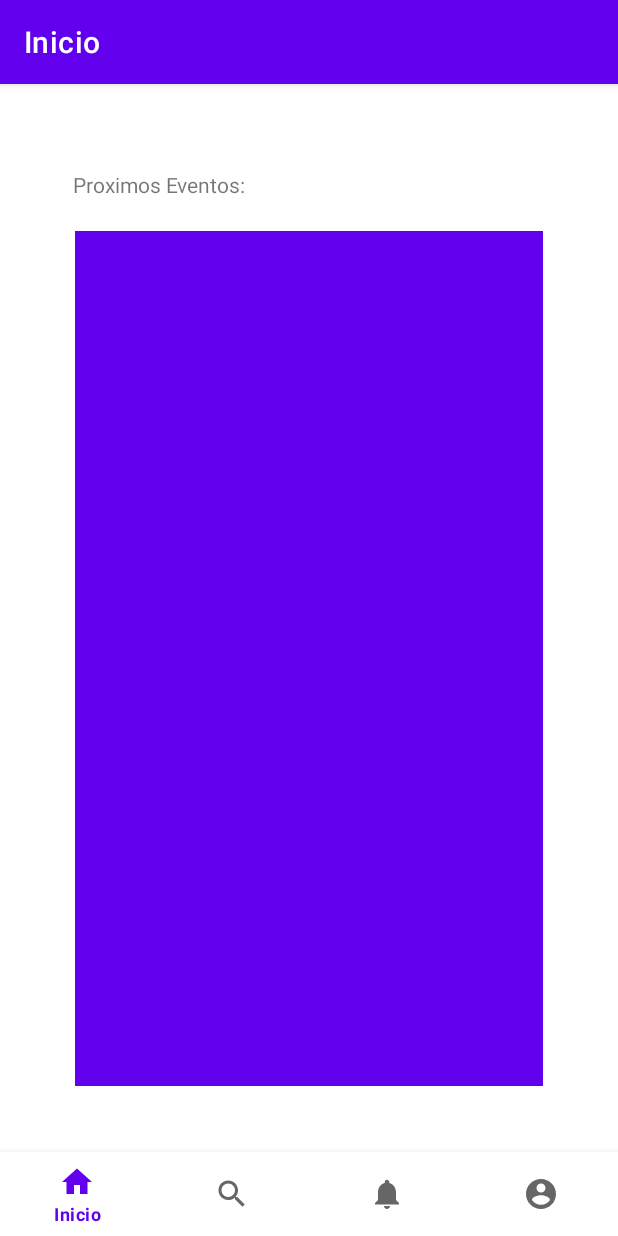
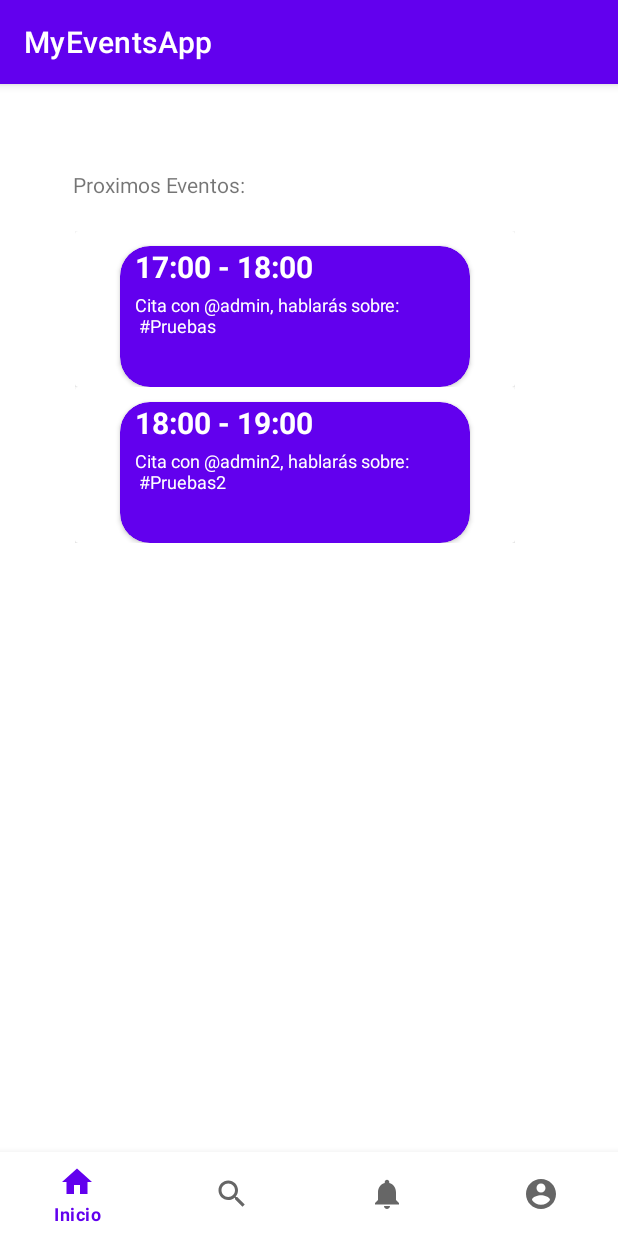
Before and after one commit to MarioParrilla/AppEventos, an Android app: the MainActivity screen opened directly, with no data from a screen before it, on a phone screen of 412 x 824 dp. Run offline under Robolectric (Android 15) with nearby library versions, the phone set to English and light mode, and no system bars; our stand-ins replace navigation-ui.

Commit message:
Ventana proximosEventos con bug agregada

```diff
--- /dev/null
+++ b/app/src/main/java/com/marioparrillamaroto/myeventsapp/AdaptadorProxmioEvento.java
@@ -0,0 +1,82 @@
+package com.marioparrillamaroto.myeventsapp;
+
+import androidx.annotation.NonNull;
+import androidx.recyclerview.widget.RecyclerView;
+import android.view.LayoutInflater;
+import android.view.View;
+import android.view.ViewGroup;
+import android.widget.ImageView;
+import android.widget.TextView;
+
+import com.marioparrillamaroto.myeventsapp.ProximoEvento;
+
+import java.util.ArrayList;
+
+class AdaptadorProxmioEvento
+        extends RecyclerView.Adapter<AdaptadorProxmioEvento.ProximoEventoViewHolder>
+        implements View.OnClickListener {
+
+    private View.OnClickListener listener;
+    private ArrayList<ProximoEvento> datos;
+
+    public static class ProximoEventoViewHolder
+            extends RecyclerView.ViewHolder {
+
+        private TextView txtMensaje;
+        private TextView txtHorario;
+        private ImageView iconUser;
+
+        public ProximoEventoViewHolder(View itemView) {
+            super(itemView);
+
+            txtHorario = (TextView)itemView.findViewById(R.id.horario);
+            txtMensaje = (TextView)itemView.findViewById(R.id.mensaje);
+
+        }
+
+        public void bindTitular(ProximoEvento e) {
+            txtHorario.setText(e.getHoraInicio()+" - "+e.getHoraFinal());
+            txtMensaje.setText("Cita con "+e.getUsuarioCitado()+", hablarás sobre: \n #"+e.getTema());
+        }
+    }
+
+    public AdaptadorProxmioEvento(ArrayList<ProximoEvento> datos) {
+        this.datos = datos;
+    }
+
+    @Override
+    public ProximoEventoViewHolder onCreateViewHolder(ViewGroup viewGroup, int viewType) {
+        View itemView = LayoutInflater.from(viewGroup.getContext())
+                .inflate(R.layout.tarjeta_evento, viewGroup, false);
+
+        itemView.setOnClickListener(this);
+        //android:background="?android:attr/selectableItemBackground"
+
+        ProximoEventoViewHolder tvh = new ProximoEventoViewHolder(itemView);
+
+        return tvh;
+    }
+
+
+    @Override
+    public void onBindViewHolder(ProximoEventoViewHolder viewHolder, int pos) {
+        ProximoEvento item = datos.get(pos);
+
+        viewHolder.bindTitular(item);
+    }
+
+    @Override
+    public int getItemCount() {
+        return datos.size();
+    }
+
+    public void setOnClickListener(View.OnClickListener listener) {
+        this.listener = listener;
+    }
+
+    @Override
+    public void onClick(View view) {
+        if(listener != null)
+            listener.onClick(view);
+    }
+}
--- a/app/src/main/java/com/marioparrillamaroto/myeventsapp/LoginActivity.java
+++ b/app/src/main/java/com/marioparrillamaroto/myeventsapp/LoginActivity.java
@@ -22,9 +22,6 @@ public class LoginActivity extends AppCompatActivity {
 
         username = (EditText) findViewById(R.id.txtUsername);
         password = (EditText) findViewById(R.id.txtPass);
-        guardarSesion = (CheckBox) findViewById(R.id.cbxRecordarSesion);
-        recordarPass = (TextView) findViewById(R.id.lblRecordarPass);
-
     }
 
     public void login(View view) {
--- a/app/src/main/java/com/marioparrillamaroto/myeventsapp/MainActivity.java
+++ b/app/src/main/java/com/marioparrillamaroto/myeventsapp/MainActivity.java
@@ -1,21 +1,26 @@
 package com.marioparrillamaroto.myeventsapp;
 
 import android.os.Bundle;
+import android.view.Menu;
+import android.view.MenuItem;
 
 import com.google.android.material.bottomnavigation.BottomNavigationView;
 
+import androidx.annotation.NonNull;
 import androidx.appcompat.app.AppCompatActivity;
+import androidx.constraintlayout.widget.ConstraintLayout;
+import androidx.core.view.MenuItemCompat;
 import androidx.navigation.NavController;
 import androidx.navigation.Navigation;
 import androidx.navigation.ui.AppBarConfiguration;
 import androidx.navigation.ui.NavigationUI;
+import androidx.recyclerview.widget.LinearLayoutManager;
 import androidx.recyclerview.widget.RecyclerView;
 
-import com.marioparrillamaroto.myeventsapp.databinding.ActivityMainBinding;
+import java.util.ArrayList;
 
 public class MainActivity extends AppCompatActivity {
 
-    private ActivityMainBinding binding;
     private RecyclerView recView;
     @Override
     protected void onCreate(Bundle savedInstanceState) {
@@ -23,18 +28,27 @@ public class MainActivity extends AppCompatActivity {
 
         setContentView(R.layout.activity_main);
 
+        ArrayList<ProximoEvento> datos = new ArrayList<ProximoEvento>();
+        datos.add(new ProximoEvento("17:00","18:00","@admin","Pruebas"));
+        datos.add(new ProximoEvento("18:00","19:00","@admin2","Pruebas2"));
+
+
+        AdaptadorProxmioEvento adapterData = new AdaptadorProxmioEvento(datos);
+        LinearLayoutManager lym = new LinearLayoutManager(this);
+        lym.setOrientation(LinearLayoutManager.VERTICAL);
         recView = (RecyclerView) findViewById(R.id.recViewEventosProximos);
         recView.setHasFixedSize(true);
+        recView.setLayoutManager(lym);
+        recView.setAdapter(adapterData);
 
         BottomNavigationView navView = findViewById(R.id.nav_view);
         // Passing each menu ID as a set of Ids because each
         // menu should be considered as top level destinations.
         AppBarConfiguration appBarConfiguration = new AppBarConfiguration.Builder(
-                R.id.navigation_home, R.id.navigation_buscar, R.id.navigation_notifications, R.id.navigation_perfil)
+                R.id.icon_home, R.id.icon_buscar, R.id.icon_notifications, R.id.icon_perfil)
                 .build();
-        NavController navController = Navigation.findNavController(this, R.id.nav_host_fragment_activity_main);
+        NavController navController = Navigation.findNavController(this, R.id.navContainer);
         NavigationUI.setupActionBarWithNavController(this, navController, appBarConfiguration);
         NavigationUI.setupWithNavController(navView, navController);
     }
-
 }
--- /dev/null
+++ b/app/src/main/java/com/marioparrillamaroto/myeventsapp/ProximoEvento.java
@@ -0,0 +1,44 @@
+package com.marioparrillamaroto.myeventsapp;
+
+public class ProximoEvento {
+    private String horaInicio, horaFinal, usuarioCitado, tema;
+
+    public ProximoEvento(String horaInicio, String horaFinal, String usuarioCitado, String tema) {
+        this.horaInicio = horaInicio;
+        this.horaFinal = horaFinal;
+        this.usuarioCitado = usuarioCitado;
+        this.tema = tema;
+    }
+
+    public String getHoraInicio() {
+        return horaInicio;
+    }
+
+    public void setHoraInicio(String horaInicio) {
+        this.horaInicio = horaInicio;
+    }
+
+    public String getHoraFinal() {
+        return horaFinal;
+    }
+
+    public void setHoraFinal(String horaFinal) {
+        this.horaFinal = horaFinal;
+    }
+
+    public String getUsuarioCitado() {
+        return usuarioCitado;
+    }
+
+    public void setUsuarioCitado(String usuarioCitado) {
+        this.usuarioCitado = usuarioCitado;
+    }
+
+    public String getTema() {
+        return tema;
+    }
+
+    public void setTema(String tema) {
+        this.tema = tema;
+    }
+}
--- a/app/src/main/res/layout/activity_main.xml
+++ b/app/src/main/res/layout/activity_main.xml
@@ -19,7 +19,7 @@
         app:menu="@menu/bottom_nav_menu" />
 
     <fragment
-        android:id="@+id/nav_host_fragment_activity_main"
+        android:id="@+id/navContainer"
         android:name="androidx.navigation.fragment.NavHostFragment"
         android:layout_width="match_parent"
         android:layout_height="match_parent"
@@ -29,6 +29,7 @@
         app:layout_constraintLeft_toLeftOf="parent"
         app:layout_constraintRight_toRightOf="parent"
         app:layout_constraintTop_toTopOf="parent"
+        app:layout_constraintVertical_bias="1.0"
         app:navGraph="@navigation/mobile_navigation" />
 
 </androidx.constraintlayout.widget.ConstraintLayout>
--- a/app/src/main/res/layout/fragment_home.xml
+++ b/app/src/main/res/layout/fragment_home.xml
@@ -27,7 +27,6 @@
         android:layout_marginTop="20dp"
         android:layout_marginEnd="50dp"
         android:layout_marginBottom="100dp"
-        android:background="@color/purple_500"
         app:layout_constraintBottom_toBottomOf="parent"
         app:layout_constraintEnd_toEndOf="parent"
         app:layout_constraintStart_toStartOf="parent"
--- a/app/src/main/res/layout/tarjeta_evento.xml
+++ b/app/src/main/res/layout/tarjeta_evento.xml
@@ -1,76 +1,68 @@
 <?xml version="1.0" encoding="utf-8"?>
-<androidx.constraintlayout.widget.ConstraintLayout xmlns:android="http://schemas.android.com/apk/res/android"
+<LinearLayout xmlns:android="http://schemas.android.com/apk/res/android"
     xmlns:app="http://schemas.android.com/apk/res-auto"
     xmlns:tools="http://schemas.android.com/tools"
+    android:layout_width="293dp"
+    android:layout_height="wrap_content"
+    android:orientation="vertical">
+
+    <androidx.cardview.widget.CardView
         android:layout_width="match_parent"
         android:layout_height="match_parent">
 
+        <androidx.constraintlayout.widget.ConstraintLayout
+            android:layout_width="match_parent"
+            android:layout_height="104dp">
+
             <androidx.cardview.widget.CardView
-        android:layout_width="0dp"
-        android:layout_height="0dp"
-        android:layout_marginStart="20dp"
-        android:layout_marginEnd="20dp"
-        android:layout_marginBottom="550dp"
+                android:layout_width="match_parent"
+                android:layout_height="match_parent"
+                android:layout_marginStart="30dp"
+                android:layout_marginTop="10dp"
+                android:layout_marginEnd="30dp"
+                app:cardBackgroundColor="@color/purple_500"
+                app:cardCornerRadius="20dp"
                 app:layout_constraintBottom_toBottomOf="parent"
                 app:layout_constraintEnd_toEndOf="parent"
-        app:layout_constraintHorizontal_bias="1.0"
                 app:layout_constraintStart_toStartOf="parent"
-        app:layout_constraintTop_toTopOf="parent"
-        app:layout_constraintVertical_bias="0.0">
+                app:layout_constraintTop_toTopOf="parent">
 
                 <androidx.constraintlayout.widget.ConstraintLayout
                     android:layout_width="match_parent"
-            android:layout_height="match_parent">
+                    android:layout_height="104dp">
 
-            <ImageView
-                android:id="@+id/imageView"
-                android:layout_width="50dp"
-                android:layout_height="0dp"
-                android:layout_marginStart="700dp"
-                android:layout_marginTop="100dp"
-                android:cropToPadding="false"
-                android:scaleX="1"
-                android:scaleY="1"
-                app:layout_constraintBottom_toBottomOf="parent"
-                app:layout_constraintEnd_toStartOf="@+id/horario"
-                app:layout_constraintHorizontal_bias="0.538"
+                    <TextView
+                        android:id="@+id/horario"
+                        android:layout_width="match_parent"
+                        android:layout_height="wrap_content"
+                        android:layout_marginStart="10dp"
+                        android:text="@string/app_name"
+                        android:textColor="@color/white"
+                        android:textSize="20sp"
+                        android:textStyle="bold"
+                        app:layout_constraintEnd_toEndOf="parent"
                         app:layout_constraintStart_toStartOf="parent"
-                app:layout_constraintTop_toTopOf="parent"
-                app:layout_constraintVertical_bias="1.0"
-                tools:srcCompat="@tools:sample/avatars" />
+                        app:layout_constraintTop_toTopOf="parent" />
 
                     <TextView
                         android:id="@+id/mensaje"
-                android:layout_width="0dp"
+                        android:layout_width="match_parent"
                         android:layout_height="wrap_content"
-                android:layout_marginStart="20dp"
-                android:layout_marginTop="70dp"
-                android:layout_marginEnd="83dp"
-                android:text="Cita con @username, hablarás sobre: \n #temasDelEvento"
-                android:textSize="16sp"
-                app:layout_constraintBottom_toTopOf="@+id/horario"
+                        android:layout_marginStart="10dp"
+                        android:layout_marginTop="3dp"
+                        android:text="@string/app_name"
+                        android:textColor="@color/white"
+                        android:textSize="12sp"
+                        android:textStyle="normal"
                         app:layout_constraintEnd_toEndOf="parent"
                         app:layout_constraintHorizontal_bias="0.0"
                         app:layout_constraintStart_toStartOf="parent"
-                app:layout_constraintTop_toBottomOf="@+id/horario"
-                app:layout_constraintVertical_bias="0.41" />
+                        app:layout_constraintTop_toBottomOf="@+id/horario" />
 
-            <TextView
-                android:id="@+id/horario"
-                android:layout_width="wrap_content"
-                android:layout_height="wrap_content"
-                android:layout_marginEnd="230dp"
-                android:layout_marginBottom="120dp"
-                android:text="17:00 - 19:00"
-                android:textSize="20sp"
-                android:textStyle="bold"
-                app:layout_constraintBottom_toBottomOf="parent"
-                app:layout_constraintEnd_toEndOf="parent"
-                app:layout_constraintHorizontal_bias="0.85"
-                app:layout_constraintStart_toStartOf="parent"
-                app:layout_constraintTop_toTopOf="parent"
-                app:layout_constraintVertical_bias="0.583" />
                 </androidx.constraintlayout.widget.ConstraintLayout>
             </androidx.cardview.widget.CardView>
+        </androidx.constraintlayout.widget.ConstraintLayout>
 
-</androidx.constraintlayout.widget.ConstraintLayout>
+    </androidx.cardview.widget.CardView>
+
+</LinearLayout>
--- a/app/src/main/res/menu/bottom_nav_menu.xml
+++ b/app/src/main/res/menu/bottom_nav_menu.xml
@@ -2,22 +2,22 @@
 <menu xmlns:android="http://schemas.android.com/apk/res/android">
 
     <item
-        android:id="@+id/navigation_home"
+        android:id="@+id/icon_home"
         android:icon="@drawable/ic_home_black_24dp"
         android:title="@string/title_home" />
 
     <item
-        android:id="@+id/navigation_buscar"
+        android:id="@+id/icon_buscar"
         android:icon="@drawable/ic_search_24"
         android:title="@string/title_buscar" />
 
     <item
-        android:id="@+id/navigation_notifications"
+        android:id="@+id/icon_notifications"
         android:icon="@drawable/ic_notifications_black_24dp"
         android:title="@string/title_notifications" />
 
     <item
-        android:id="@+id/navigation_perfil"
+        android:id="@+id/icon_perfil"
         android:icon="@drawable/ic_account_circle_24"
         android:title="@string/title_perfil" />
 
--- a/app/src/main/res/navigation/mobile_navigation.xml
+++ b/app/src/main/res/navigation/mobile_navigation.xml
@@ -3,29 +3,29 @@
     xmlns:app="http://schemas.android.com/apk/res-auto"
     xmlns:tools="http://schemas.android.com/tools"
     android:id="@+id/mobile_navigation"
-    app:startDestination="@+id/navigation_home">
+    app:startDestination="@+id/icon_home">
 
     <fragment
-        android:id="@+id/navigation_home"
+        android:id="@+id/icon_home"
         android:name="com.marioparrillamaroto.myeventsapp.ui.home.HomeFragment"
-        android:label="@string/title_home"
+        android:label="@string/app_name"
         tools:layout="@layout/fragment_home" />
 
     <fragment
-        android:id="@+id/navigation_buscar"
+        android:id="@+id/icon_buscar"
         android:name="com.marioparrillamaroto.myeventsapp.ui.buscar.BuscarFragment"
-        android:label="@string/title_buscar"
+        android:label="@string/app_name"
         tools:layout="@layout/fragment_buscar" />
 
     <fragment
-        android:id="@+id/navigation_notifications"
+        android:id="@+id/icon_notifications"
         android:name="com.marioparrillamaroto.myeventsapp.ui.notifications.NotificationsFragment"
-        android:label="@string/title_notifications"
+        android:label="@string/app_name"
         tools:layout="@layout/fragment_notifications" />
 
     <fragment
-        android:id="@+id/navigation_perfil"
+        android:id="@+id/icon_perfil"
         android:name="com.marioparrillamaroto.myeventsapp.ui.perfil.PerfilFragment"
-        android:label="@string/title_perfil"
+        android:label="@string/app_name"
         tools:layout="@layout/fragment_perfil" />
 </navigation>
--- a/app/src/main/res/values/colors.xml
+++ b/app/src/main/res/values/colors.xml
@@ -7,4 +7,8 @@
     <color name="teal_700">#FF018786</color>
     <color name="black">#FF000000</color>
     <color name="white">#FFFFFFFF</color>
+    <color name="light_blue_400">#FF29B6F6</color>
+    <color name="light_blue_600">#FF039BE5</color>
+    <color name="gray_400">#FFBDBDBD</color>
+    <color name="gray_600">#FF757575</color>
 </resources>
```
Also changed, not shown: app/src/main/res/drawable/icon_settings_24.xml (added, +10 -0 lines), app/src/main/res/layout/activity_login.xml (+1 -28 lines), app/src/main/res/values-night/styles.xml (added, +7 -0 lines), app/src/main/res/values/attrs_my_view.xml (added, +8 -0 lines), app/src/main/res/values/styles.xml (added, +7 -0 lines). Lines whose indentation alone changed are shown as unchanged.
